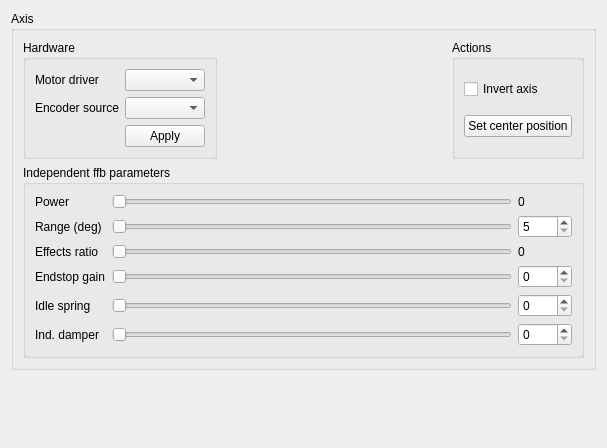
Ultrawipf/OpenFFBoard-configurator, file res/axis_ui.ui: the form before one commit.
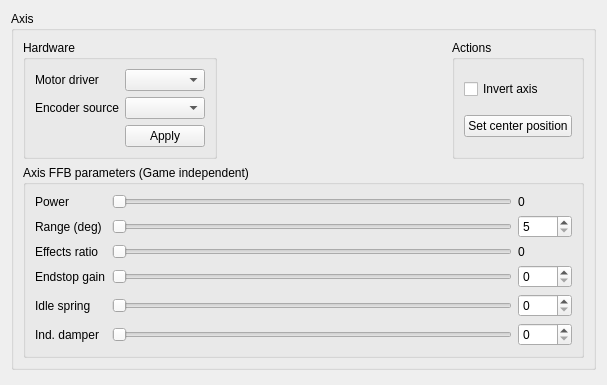
The form after the commit.

Patch:
```diff
--- a/res/axis_ui.ui
+++ b/res/axis_ui.ui
@@ -7,7 +7,7 @@
     <x>0</x>
     <y>0</y>
     <width>607</width>
-    <height>448</height>
+    <height>385</height>
    </rect>
   </property>
   <property name="windowTitle">
@@ -51,7 +51,7 @@
          </sizepolicy>
         </property>
         <property name="title">
-         <string>Independent ffb parameters</string>
+         <string>Axis FFB parameters (Game independent)</string>
         </property>
         <layout class="QGridLayout" name="gridLayout_3">
          <item row="4" column="2">
```
